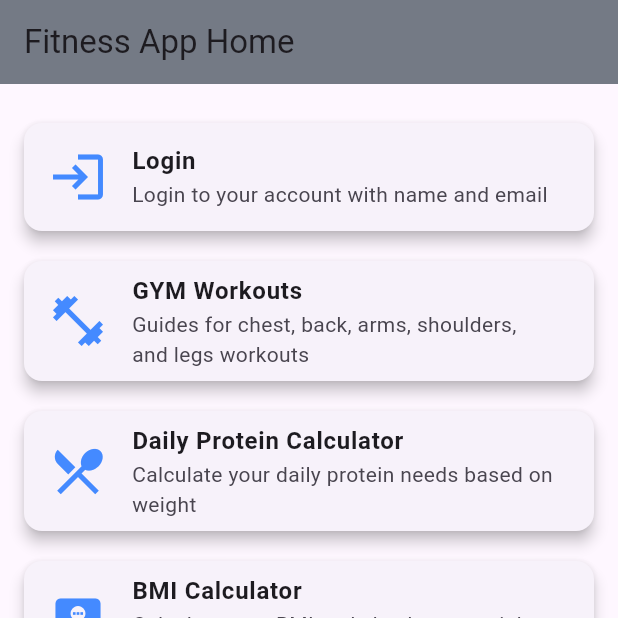
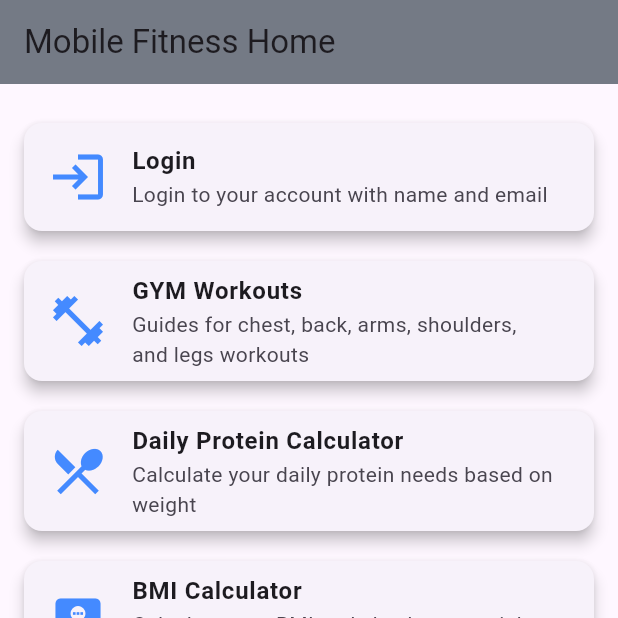
Before and after one commit to FelixJon17/UTS_MOBILEPROGRAMMING_KELOMPOK8, a Flutter app: the screen it shows after launch, on a phone screen of 412 x 824 dp, the top half of it. Run offline on Flutter 3.47's test engine with Material 3 defaults, Android fonts, the phone set to English and light mode, and no system bars; our stand-ins replace shared_preferences.

Commit message:
ubah title homescreen

```diff
--- a/lib/screen/homescreen.dart
+++ b/lib/screen/homescreen.dart
@@ -12,7 +12,7 @@ class HomeScreen extends StatelessWidget {
   Widget build(BuildContext context) {
     return Scaffold(
       appBar: AppBar(
-        title: const Text('Fitness App Home'),
+        title: const Text('Mobile Fitness Home'),
         backgroundColor: const Color.fromARGB(255, 116, 122, 133),
       ),
       body: Padding(
```
